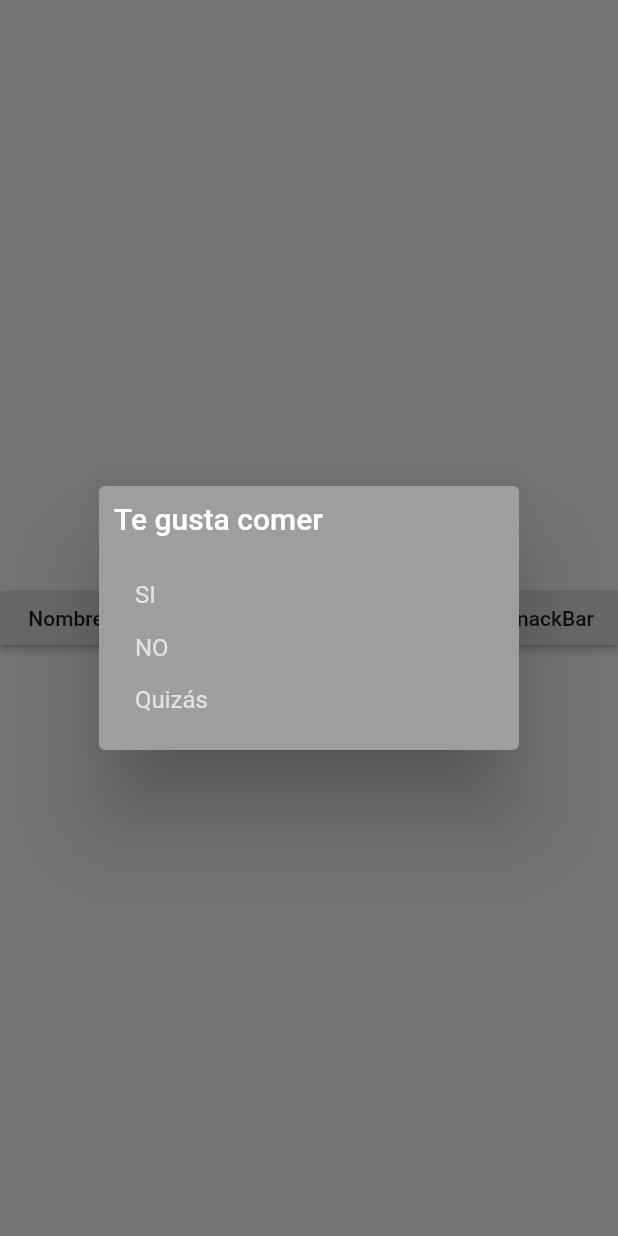
After one commit to GiovanniSolano/Componentes-avanzados---Flutter, a Flutter app: the screen it shows after launch, after a tap on "Nombre", on a phone screen of 412 x 824 dp. The commit adds this screen. Run offline on Flutter 3.47's test engine with Material 2 defaults, Android fonts, the phone set to English and light mode, and no system bars.

Commit message:
Componentes avanzados - Dialog (pop-up)

```diff
--- /dev/null
+++ b/lib/componentes_avanzados/simpledialog.dart
@@ -0,0 +1,110 @@
+import 'package:flutter/material.dart';
+import 'package:flutter/widgets.dart';
+
+class MySimpleDialogWidget extends StatefulWidget {
+  @override
+  _MySimpleDialogWidgetState createState() => _MySimpleDialogWidgetState();
+}
+
+enum options { YES, NO, MAYBE }
+
+class _MySimpleDialogWidgetState extends State<MySimpleDialogWidget> {
+  String optionSelectedString = "Nombre";
+  void _setOptionSelectedValue(String valueSelected) {
+    setState(() {
+      optionSelectedString = valueSelected;
+    });
+  }
+
+  @override
+  Widget build(BuildContext context) {
+    Future<void> _showDialog() async {
+      switch (await showDialog<options>(
+          context: context,
+          builder: (BuildContext context) {
+            return SimpleDialog(
+              backgroundColor: Colors.grey,
+              titlePadding: EdgeInsets.all(10),
+              title: Text(
+                'Te gusta comer',
+                style: TextStyle(color: Colors.white),
+              ),
+              children: [
+                SimpleDialogOption(
+                  child: Text('SI', style: TextStyle(color: Colors.white70)),
+                  onPressed: () => Navigator.pop(context, options.YES),
+                ),
+                SimpleDialogOption(
+                  child: Text('NO', style: TextStyle(color: Colors.white70)),
+                  onPressed: () => Navigator.pop(context, options.NO),
+                ),
+                SimpleDialogOption(
+                  child:
+                      Text('Quizás', style: TextStyle(color: Colors.white70)),
+                  onPressed: () => Navigator.pop(context, options.MAYBE),
+                ),
+              ],
+            );
+          })) {
+        case options.YES:
+          _setOptionSelectedValue('Yes');
+          break;
+        case options.NO:
+          _setOptionSelectedValue('No');
+          break;
+        default:
+          _setOptionSelectedValue('Maybe');
+      }
+    }
+
+    return SafeArea(
+      child: Scaffold(
+        body: Align(
+            alignment: Alignment.center,
+            child: Row(
+              mainAxisAlignment: MainAxisAlignment.spaceBetween,
+              children: [
+                RaisedButton(
+                  onPressed: _showDialog,
+                  child: Text(optionSelectedString),
+                ),
+                RaisedButton(
+                  onPressed: () => showDialog(
+                      context: context,
+                      barrierDismissible: false,
+                      builder: (BuildContext context) {
+                        return AlertDialog(
+                          title: Text('Cuidado!'),
+                          content: Text('¿Quieres salir de la App?'),
+                          actions: [
+                            FlatButton(
+                              child: Text('Si'),
+                              onPressed: () => Navigator.of(context).pop(),
+                            )
+                          ],
+                        );
+                      }),
+                  child: Text('Alert Dialog'),
+                ),
+                Builder(
+                  builder: (BuildContext context) {
+                    return RaisedButton(
+                      onPressed: () {
+                        Scaffold.of(context).showSnackBar(SnackBar(
+                          // content: Text('Soy SnackBar'),
+                          content: Row(children: [
+                            Icon(Icons.linked_camera),
+                            Text(' Cámara seleccionada')
+                          ]),
+                        ));
+                      },
+                      child: Text('SnackBar'),
+                    );
+                  },
+                )
+              ],
+            )),
+      ),
+    );
+  }
+}
--- a/lib/main.dart
+++ b/lib/main.dart
@@ -1,6 +1,8 @@
 import 'package:flutter/material.dart';
 
-import 'componentes_avanzados/slider.dart';
+import 'componentes_avanzados/simpledialog.dart';
+
+// import 'componentes_avanzados/slider.dart';
 // import 'componentes_avanzados/stack.dart';
 
 void main() {
@@ -17,7 +19,7 @@ class MyApp extends StatelessWidget {
         primarySwatch: Colors.blue,
         visualDensity: VisualDensity.adaptivePlatformDensity,
       ),
-      home: MySliderWidget(),
+      home: MySimpleDialogWidget(),
     );
   }
 }
```
